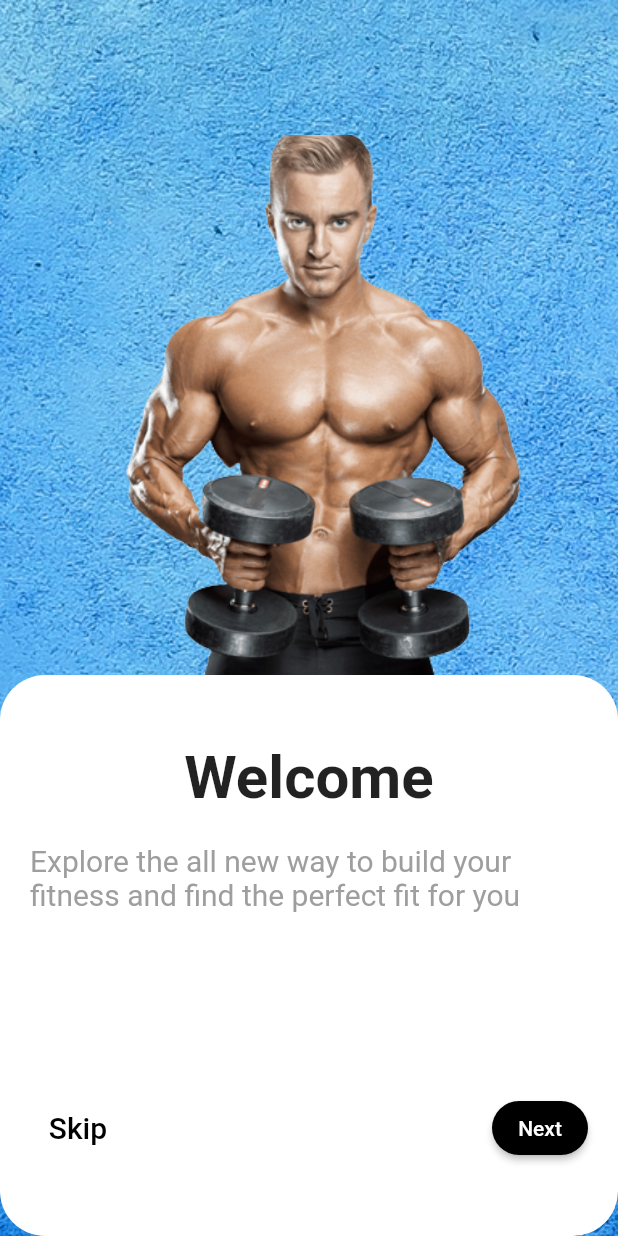
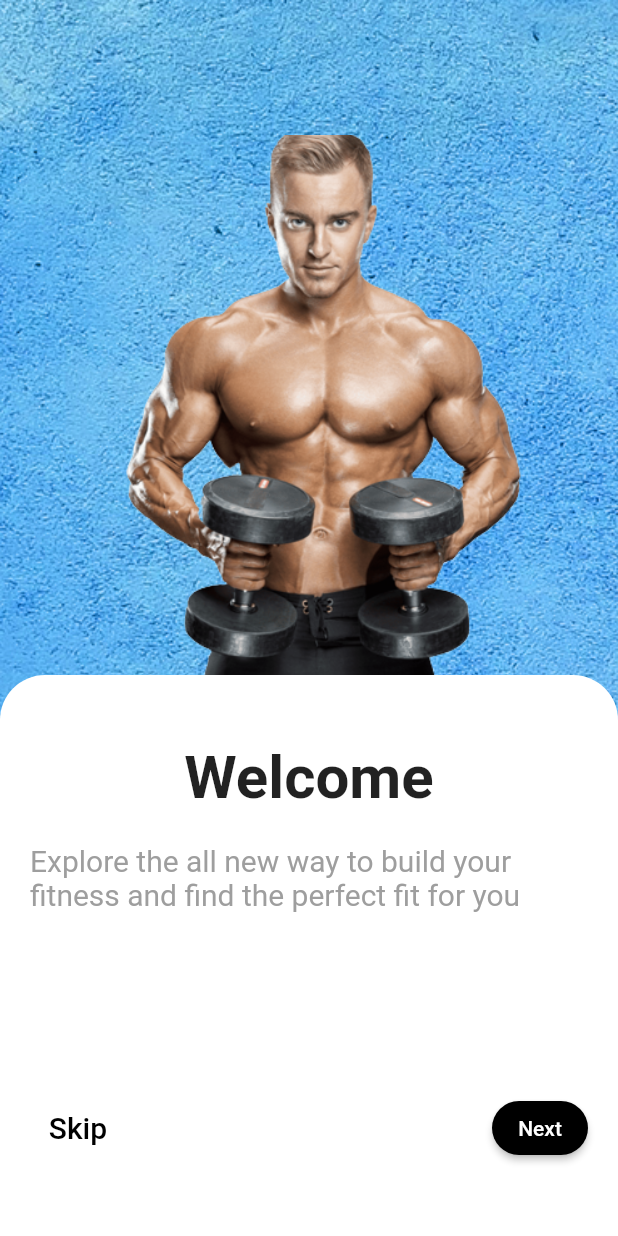
Before and after one commit to lionking0017/git_assignment_group_5, a Flutter app: the screen it shows after launch, on a phone screen of 412 x 824 dp. Run offline on Flutter 3.47's test engine with Material 2 defaults, Android fonts, the phone set to English and light mode, and no system bars.

Commit message:
adjusted bottom container

```diff
--- a/lib/my_homepage.dart
+++ b/lib/my_homepage.dart
@@ -36,8 +36,9 @@ class _MyHomePageState extends State<MyHomePage> {
           padding: const EdgeInsets.only(top: 450.0),
           child: Container(
             width: MediaQuery.of(context).size.width,
-            decoration: BoxDecoration(
-              borderRadius: BorderRadius.circular(30),
+            decoration: const BoxDecoration(
+              borderRadius: BorderRadius.only(
+                  topLeft: Radius.circular(30), topRight: Radius.circular(30)),
               color: Colors.white,
             ),
             child: Column(
@@ -62,7 +63,6 @@ class _MyHomePageState extends State<MyHomePage> {
                               color: Colors.grey),
                         ),
                       )),
-
                   Padding(
                     padding: const EdgeInsets.only(top: 100.0),
                     child: Row(
```
